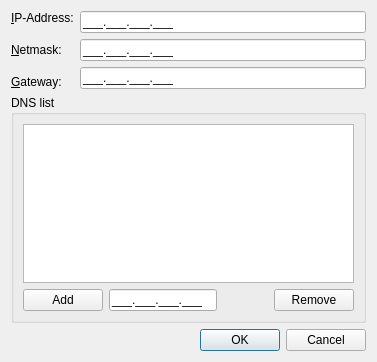
Above: qnut/ipconf.ui from dosnut/nut before the change. Below: the same form after it.
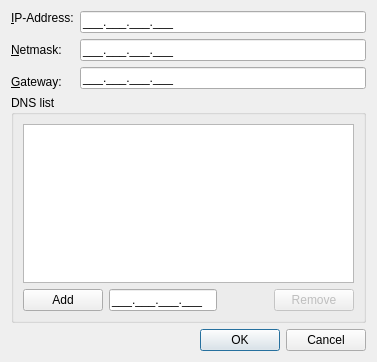
That is the form after the change.

```diff
--- a/qnut/ipconf.ui
+++ b/qnut/ipconf.ui
@@ -140,7 +140,10 @@
          </spacer>
         </item>
         <item>
-         <widget class="QPushButton" name="deleteButton" >
+         <widget class="QPushButton" name="removeButton" >
+          <property name="enabled" >
+           <bool>false</bool>
+          </property>
           <property name="text" >
            <string>Remove</string>
           </property>
```
Left out of the diff: 3 changed lines with no effect on the pictures.
